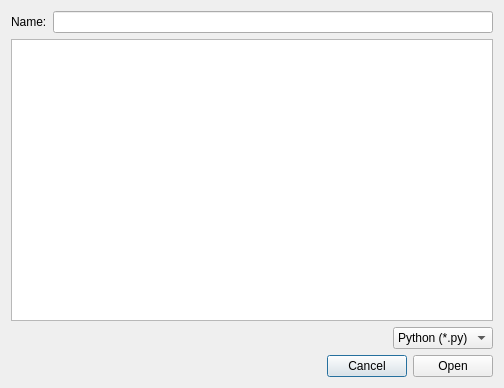
This is nicos_ess/gui/dialogs/remote_file_dialog.ui in ess-dmsc/nicos as Qt 5 draws it before an edit. The edited form follows.
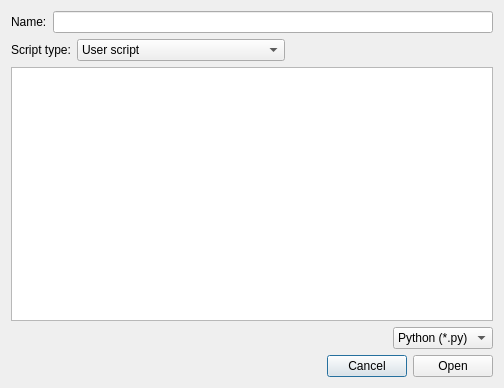
This is the edited form.

```diff
--- a/nicos_ess/gui/dialogs/remote_file_dialog.ui
+++ b/nicos_ess/gui/dialogs/remote_file_dialog.ui
@@ -28,6 +28,50 @@
      </item>
     </layout>
    </item>
+   <item>
+    <layout class="QHBoxLayout" name="horizontalLayout_3">
+     <item>
+      <widget class="QLabel" name="lbl_script_type">
+       <property name="text">
+        <string>Script type:</string>
+       </property>
+      </widget>
+     </item>
+     <item>
+      <widget class="QComboBox" name="combo_script_type">
+       <property name="sizePolicy">
+        <sizepolicy hsizetype="Expanding" vsizetype="Fixed">
+         <horstretch>0</horstretch>
+         <verstretch>0</verstretch>
+        </sizepolicy>
+       </property>
+       <item>
+        <property name="text">
+         <string>User script</string>
+        </property>
+       </item>
+       <item>
+        <property name="text">
+         <string>Instrument script</string>
+        </property>
+       </item>
+      </widget>
+     </item>
+     <item>
+      <spacer name="horizontalSpacer_3">
+       <property name="orientation">
+        <enum>Qt::Horizontal</enum>
+       </property>
+       <property name="sizeHint" stdset="0">
+        <size>
+         <width>40</width>
+         <height>20</height>
+        </size>
+       </property>
+      </spacer>
+     </item>
+    </layout>
+   </item>
    <item>
     <widget class="QTableView" name="file_table"/>
    </item>
```
